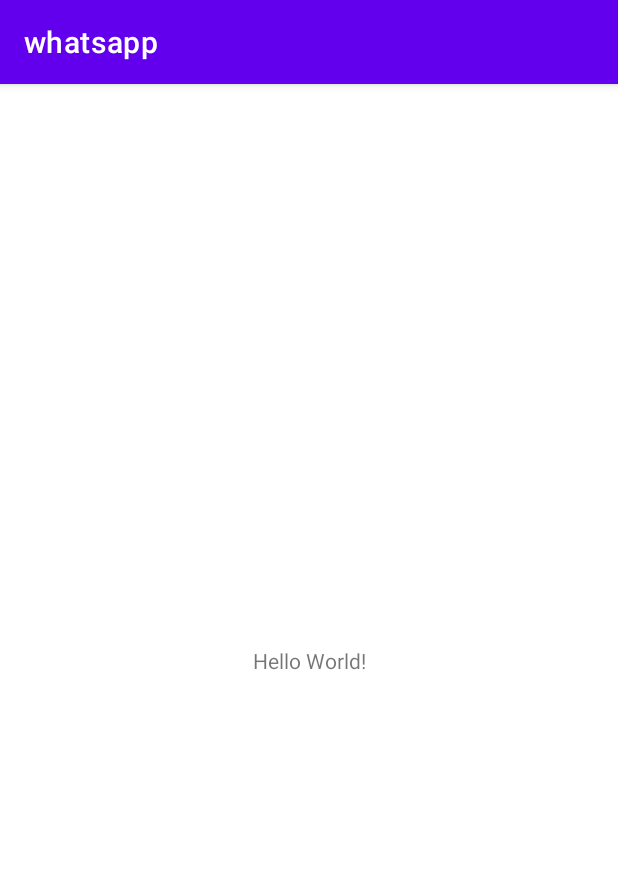
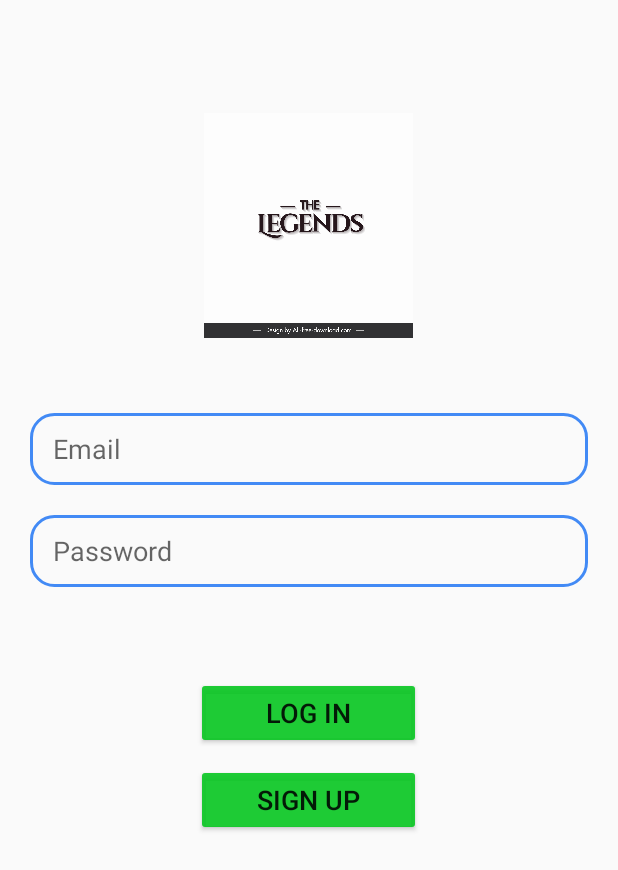
Before and after one commit to vijendrasaini1922/chatting-Application, an Android app: the screen it shows after launch (MainActivity before the commit, login after it), on a phone screen of 412 x 824 dp. Shown: the top 870 px of the screen. Run offline under Robolectric (Android 15) with nearby library versions, the phone set to English and light mode, and no system bars; our stand-ins replace data binding.

Commit message:
frontend of login and signup page done

```diff
--- a/app/src/main/java/com/infosys/whatsapp/MainActivity.kt
+++ b/app/src/main/java/com/infosys/whatsapp/MainActivity.kt
@@ -2,10 +2,18 @@ package com.infosys.whatsapp
 
 import androidx.appcompat.app.AppCompatActivity
 import android.os.Bundle
+import androidx.databinding.DataBindingUtil
+import com.infosys.whatsapp.databinding.ActivityMainBinding
 
 class MainActivity : AppCompatActivity() {
+
+    private lateinit var binding: ActivityMainBinding
+
     override fun onCreate(savedInstanceState: Bundle?) {
         super.onCreate(savedInstanceState)
-        setContentView(R.layout.activity_main)
+        //setContentView(R.layout.activity_main)
+
+        binding = DataBindingUtil.setContentView(this, R.layout.activity_main)
+
     }
 }
--- a/app/src/main/java/com/infosys/whatsapp/login.kt
+++ b/app/src/main/java/com/infosys/whatsapp/login.kt
@@ -1,11 +1,41 @@
 package com.infosys.whatsapp
 
+import android.content.Intent
 import androidx.appcompat.app.AppCompatActivity
 import android.os.Bundle
+import android.widget.Button
+import android.widget.EditText
+import androidx.databinding.DataBindingUtil
+import com.infosys.whatsapp.databinding.ActivityLoginBinding
 
 class login : AppCompatActivity() {
+
+    private lateinit var login_binding: ActivityLoginBinding
+
+    private lateinit var editEmail:EditText
+    private lateinit var editPassword:EditText
+    private lateinit var loginBtn:Button
+    private lateinit var signupBtn:Button
+
     override fun onCreate(savedInstanceState: Bundle?) {
         super.onCreate(savedInstanceState)
-        setContentView(R.layout.activity_login)
+        //setContentView(R.layout.activity_login)
+        login_binding = DataBindingUtil.setContentView(this, R.layout.activity_login)
+
+        login_binding.apply {
+            editEmail = login_binding.email
+            editPassword = login_binding.password
+            this@login.loginBtn = login_binding.loginBtn
+            this@login.signupBtn = login_binding.signupBtn
+        }
+
+        signupBtn.setOnClickListener { jmpToSignup() }
+
     }
+
+    private fun jmpToSignup(){
+            val intent = Intent(this, signup::class.java)
+            startActivity(intent)
+    }
+
 }
--- a/app/src/main/res/layout/activity_login.xml
+++ b/app/src/main/res/layout/activity_login.xml
@@ -1,4 +1,6 @@
 <?xml version="1.0" encoding="utf-8"?>
+<layout>
+
     <RelativeLayout xmlns:android="http://schemas.android.com/apk/res/android"
         xmlns:app="http://schemas.android.com/apk/res-auto"
         xmlns:tools="http://schemas.android.com/tools"
@@ -10,30 +12,41 @@
             android:id="@+id/app_logo"
             android:layout_width="150dp"
             android:layout_height="150dp"
-        android:src="@drawable/logo"
             android:layout_centerHorizontal="true"
-        android:layout_marginTop="75dp" />
+            android:layout_marginTop="75dp"
+            android:layout_marginBottom="30dp"
+            android:src="@drawable/logo" />
 
         <EditText
-        android:id="@+id/login_email"
+            android:id="@+id/email"
             style="@style/edit_text"
             android:layout_below="@id/app_logo"
-        android:hint="@string/email_hint"
-        android:background="@drawable/edit_background"/>
+            android:background="@drawable/edit_background"
+            android:hint="@string/email_hint" />
 
         <EditText
-        android:id="@+id/login_password"
+            android:id="@+id/password"
             style="@style/edit_text"
-        android:layout_below="@id/login_email"
-        android:hint="@string/password_hint"
-        android:background="@drawable/edit_background"/>
+            android:layout_below="@id/email"
+            android:background="@drawable/edit_background"
+            android:hint="@string/password_hint" />
 
         <Button
+            android:id="@+id/login_btn"
             style="@style/btn_style"
-        android:layout_below="@id/login_password"
+            android:layout_below="@id/password"
             android:layout_centerHorizontal="true"
-        android:layout_marginTop="40dp"
+            android:layout_marginTop="60dp"
             android:text="@string/login_btn_text" />
+
+        <Button
+            android:id="@+id/signup_btn"
+            style="@style/btn_style"
+            android:layout_below="@id/login_btn"
+            android:layout_centerHorizontal="true"
+            android:layout_marginTop="10dp"
+            android:text="@string/signup_btn_text" />
 
 
     </RelativeLayout>
+</layout>
--- a/app/src/main/res/layout/activity_main.xml
+++ b/app/src/main/res/layout/activity_main.xml
@@ -1,4 +1,6 @@
 <?xml version="1.0" encoding="utf-8"?>
+<layout>
+
     <androidx.constraintlayout.widget.ConstraintLayout xmlns:android="http://schemas.android.com/apk/res/android"
         xmlns:app="http://schemas.android.com/apk/res-auto"
         xmlns:tools="http://schemas.android.com/tools"
@@ -16,3 +18,4 @@
             app:layout_constraintTop_toTopOf="parent" />
 
     </androidx.constraintlayout.widget.ConstraintLayout>
+</layout>
--- a/app/src/main/res/values/strings.xml
+++ b/app/src/main/res/values/strings.xml
@@ -3,4 +3,6 @@
     <string name="email_hint">Email</string>
     <string name="password_hint">Password</string>
     <string name="login_btn_text">Log In</string>
+    <string name="signup_btn_text">Sign Up</string>
+    <string name="name_hint">Username</string>
 </resources>
--- a/app/src/main/res/values/style.xml
+++ b/app/src/main/res/values/style.xml
@@ -12,14 +12,13 @@
     </style>
 
     <style name="btn_style">
-        <item name="android:layout_width">wrap_content</item>
+        <item name="android:layout_width">150dp</item>
         <item name="android:layout_height">wrap_content</item>
-        <item name="android:paddingRight">20dp</item>
-        <item name="android:paddingLeft">20dp</item>
+<!--        <item name="android:paddingRight">40dp</item>-->
+<!--        <item name="android:paddingLeft">40dp</item>-->
         <item name="android:paddingTop">10dp</item>
         <item name="android:paddingBottom">10dp</item>
         <item name="android:backgroundTint">@color/green</item>
-        <item name="android:layout_margin">10dp</item>
-        <item name="android:textSize">18dp</item>
+        <item name="android:textSize">18sp</item>
     </style>
 </resources>
--- a/app/src/main/res/values/themes.xml
+++ b/app/src/main/res/values/themes.xml
@@ -1,6 +1,6 @@
 <resources xmlns:tools="http://schemas.android.com/tools">
     <!-- Base application theme. -->
-    <style name="Theme.Whatsapp" parent="Theme.MaterialComponents.DayNight.DarkActionBar">
+    <style name="Theme.Whatsapp" parent="Theme.AppCompat.Light.NoActionBar">
         <!-- Primary brand color. -->
         <item name="colorPrimary">@color/purple_500</item>
         <item name="colorPrimaryVariant">@color/purple_700</item>
```
Also changed, not shown: app/build.gradle (+7 -1 lines), app/src/main/AndroidManifest.xml (+4 -3 lines), app/src/main/res/layout/activity_signup.xml (+50 -3 lines). Lines whose indentation alone changed are shown as unchanged.
